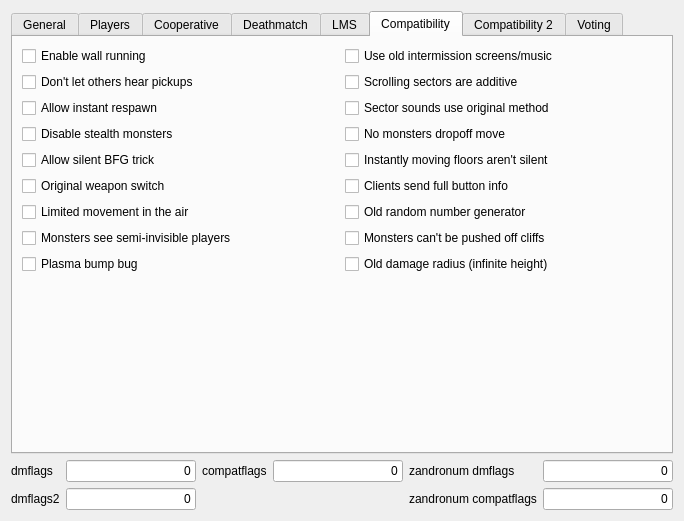
Old version of the form src/plugins/zandronum/createserverdialogpages/flagspage.ui in the repository Destroyerrrocket/doomseeker-unofficial.
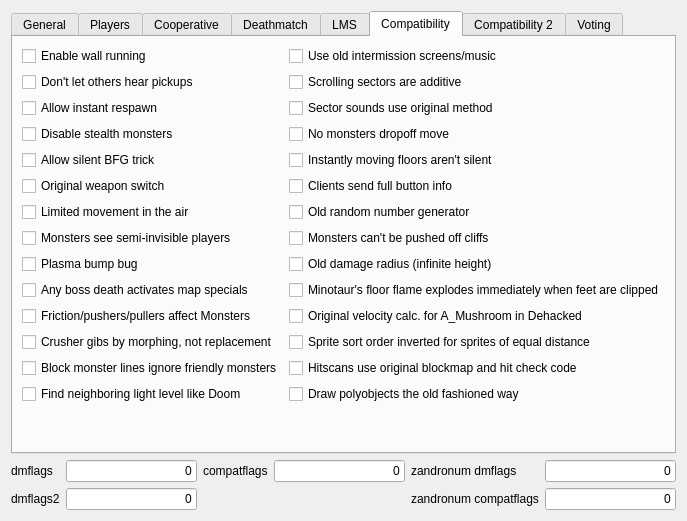
New version of the form. The open tabs and pages were chosen to show the change. Custom widgets are drawn as their Qt base class.

Commit message: - Zandronum: Added support for new compatflags.

```diff
--- a/src/plugins/zandronum/createserverdialogpages/flagspage.ui
+++ b/src/plugins/zandronum/createserverdialogpages/flagspage.ui
@@ -1327,6 +1327,50 @@
              </property>
             </widget>
            </item>
+           <item>
+            <widget class="QCheckBox" name="cbCompatAnyBossDeathActivatesMapSpecials">
+             <property name="text">
+              <string>Any boss death activates map specials</string>
+             </property>
+            </widget>
+           </item>
+           <item>
+            <widget class="QCheckBox" name="cbCompatFrictionPushersPullersAffectMonsters">
+             <property name="text">
+              <string>Friction/pushers/pullers affect Monsters</string>
+             </property>
+            </widget>
+           </item>
+           <item>
+            <widget class="QCheckBox" name="cbCompatCrusherGibsByMorphingNotReplacement">
+             <property name="toolTip">
+              <string>&lt;html&gt;&lt;head/&gt;&lt;body&gt;&lt;p&gt;Crushed monsters are turned into gibs, rather than replaced by gibs.&lt;/p&gt;&lt;/body&gt;&lt;/html&gt;</string>
+             </property>
+             <property name="text">
+              <string>Crusher gibs by morphing, not replacement</string>
+             </property>
+            </widget>
+           </item>
+           <item>
+            <widget class="QCheckBox" name="cbCompatBlockMonsterLinesIgnoreFriendlyMonsters">
+             <property name="toolTip">
+              <string>&lt;html&gt;&lt;head/&gt;&lt;body&gt;&lt;p&gt;Crushed monsters are turned into gibs, rather than replaced by gibs.&lt;/p&gt;&lt;/body&gt;&lt;/html&gt;</string>
+             </property>
+             <property name="text">
+              <string>Block monster lines ignore friendly monsters</string>
+             </property>
+            </widget>
+           </item>
+           <item>
+            <widget class="QCheckBox" name="cbCompatFindNeighboringLightLevelLikeDoom">
+             <property name="toolTip">
+              <string>&lt;html&gt;&lt;head/&gt;&lt;body&gt;&lt;p&gt;Crushed monsters are turned into gibs, rather than replaced by gibs.&lt;/p&gt;&lt;/body&gt;&lt;/html&gt;</string>
+             </property>
+             <property name="text">
+              <string>Find neighboring light level like Doom</string>
+             </property>
+            </widget>
+           </item>
           </layout>
          </item>
          <item>
@@ -1415,6 +1459,50 @@
              </property>
             </widget>
            </item>
+           <item>
+            <widget class="QCheckBox" name="cbCompatMinotaur">
+             <property name="text">
+              <string>Minotaur's floor flame explodes immediately when feet are clipped</string>
+             </property>
+            </widget>
+           </item>
+           <item>
+            <widget class="QCheckBox" name="cbCompatOriginalVelocityCalcForMushroomInDehacked">
+             <property name="text">
+              <string>Original velocity calc. for A_Mushroom in Dehacked</string>
+             </property>
+            </widget>
+           </item>
+           <item>
+            <widget class="QCheckBox" name="cbCompatSpriteSortOrderInverted">
+             <property name="toolTip">
+              <string>&lt;html&gt;&lt;head/&gt;&lt;body&gt;&lt;p&gt;Crushed monsters are turned into gibs, rather than replaced by gibs.&lt;/p&gt;&lt;/body&gt;&lt;/html&gt;</string>
+             </property>
+             <property name="text">
+              <string>Sprite sort order inverted for sprites of equal distance</string>
+             </property>
+            </widget>
+           </item>
+           <item>
+            <widget class="QCheckBox" name="cbCompatHitscansOriginalBlockmap">
+             <property name="toolTip">
+              <string>&lt;html&gt;&lt;head/&gt;&lt;body&gt;&lt;p&gt;Crushed monsters are turned into gibs, rather than replaced by gibs.&lt;/p&gt;&lt;/body&gt;&lt;/html&gt;</string>
+             </property>
+             <property name="text">
+              <string>Hitscans use original blockmap and hit check code</string>
+             </property>
+            </widget>
+           </item>
+           <item>
+            <widget class="QCheckBox" name="cbCompatDrawPolyobjectsOld">
+             <property name="toolTip">
+              <string>&lt;html&gt;&lt;head/&gt;&lt;body&gt;&lt;p&gt;Crushed monsters are turned into gibs, rather than replaced by gibs.&lt;/p&gt;&lt;/body&gt;&lt;/html&gt;</string>
+             </property>
+             <property name="text">
+              <string>Draw polyobjects the old fashioned way</string>
+             </property>
+            </widget>
+           </item>
           </layout>
          </item>
         </layout>
```
Left out of the diff: 207 changed lines with no effect on the pictures. The commit also changes 1 other file.
